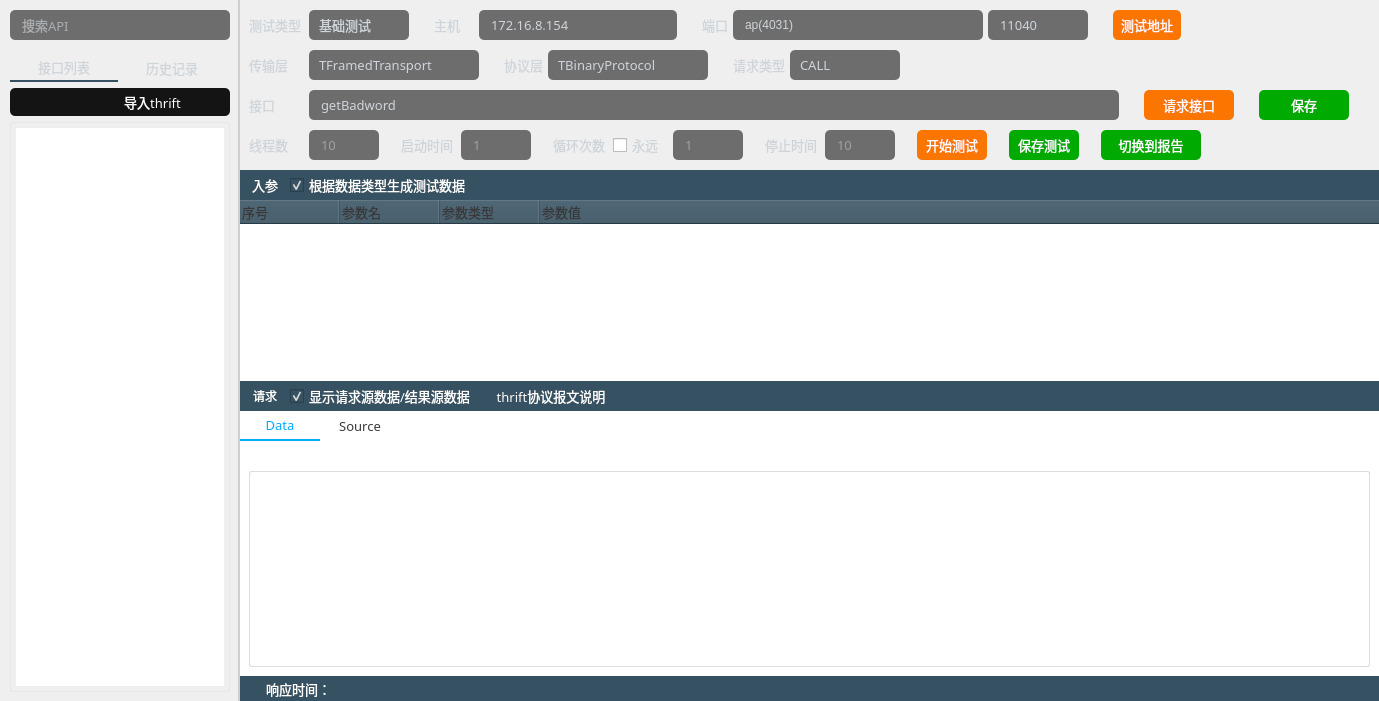
HuaGouFdog/Fdog-Kit, file source/thriftwidget.ui: the form before one commit.
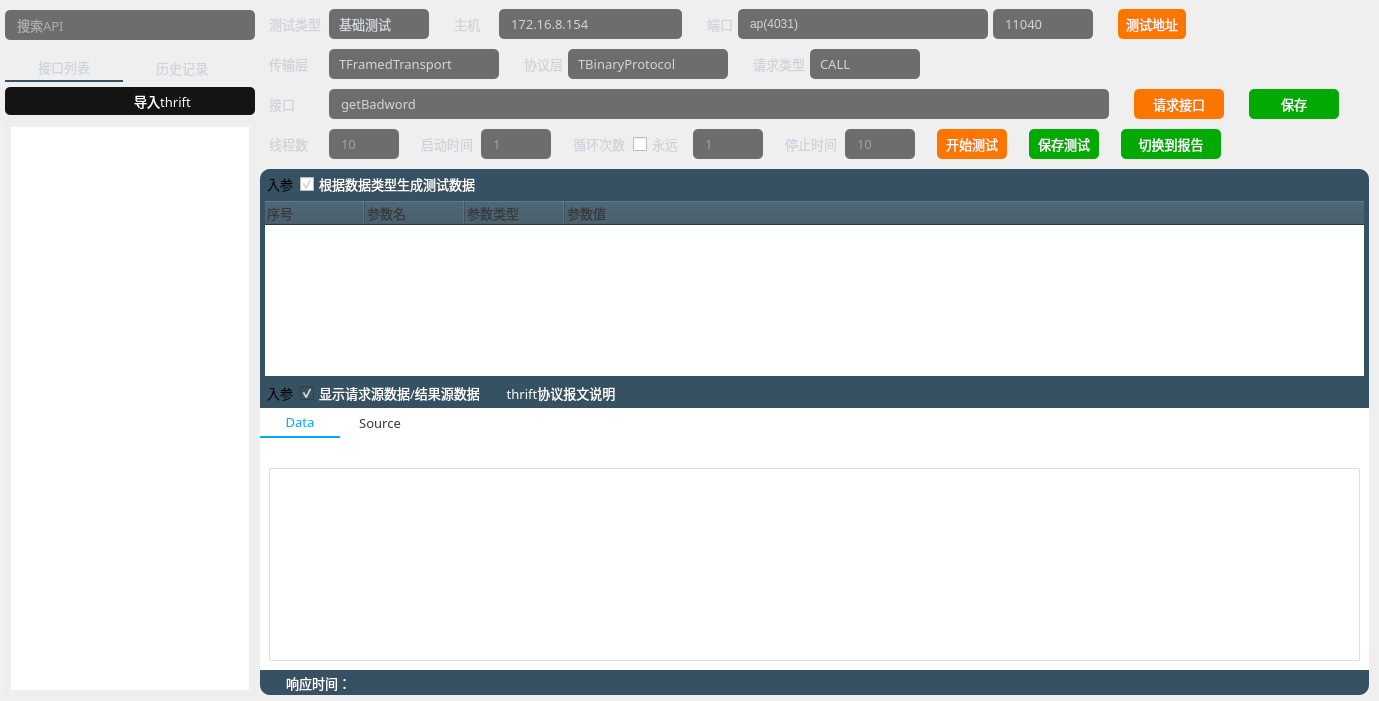
The form after the commit. Icons and pictures are not drawn.

Diff of the .ui file:
```diff
--- a/source/thriftwidget.ui
+++ b/source/thriftwidget.ui
@@ -87,13 +87,13 @@
     <widget class="QWidget" name="widget_left" native="true">
      <property name="minimumSize">
       <size>
-       <width>240</width>
+       <width>260</width>
        <height>0</height>
       </size>
      </property>
      <property name="maximumSize">
       <size>
-       <width>240</width>
+       <width>260</width>
        <height>16777215</height>
       </size>
      </property>
@@ -104,7 +104,7 @@
      </property>
      <property name="styleSheet">
       <string notr="true">#widget_left{
-border-right:2px solid rgba(108, 117, 125, 65); 
+border-right:0px solid rgba(108, 117, 125, 65); 
 }
 QScrollBar:vertical{
     width: 10px;
@@ -159,13 +159,13 @@
        <number>9</number>
       </property>
       <property name="leftMargin">
-       <number>10</number>
+       <number>5</number>
       </property>
       <property name="topMargin">
        <number>5</number>
       </property>
       <property name="rightMargin">
-       <number>10</number>
+       <number>5</number>
       </property>
       <property name="bottomMargin">
        <number>0</number>
@@ -262,7 +262,7 @@
 	color:#ced4da;    /*设置tab中的文本的颜色*/
 	border-top-left-radius: 5px;    /*设置tab的边框的圆角（左上圆角）*/
 	border-top-right-radius: 5px;    /*设置tab的边框的圆角（右上圆角）*/
-	width:100px;
+	width:110px;
 	padding: 4px;
 	margin-right:0px;
 	margin-left: 0px;
@@ -324,13 +324,13 @@
            <number>0</number>
           </property>
           <property name="topMargin">
-           <number>6</number>
+           <number>5</number>
           </property>
           <property name="rightMargin">
            <number>0</number>
           </property>
           <property name="bottomMargin">
-           <number>9</number>
+           <number>5</number>
           </property>
           <item>
            <widget class="QToolButton" name="toolButton_inportFile">
@@ -406,7 +406,7 @@
             </property>
             <property name="styleSheet">
              <string notr="true">QTreeWidget{
-border: 1px solid rgba(212, 212, 212, 80);
+border: 1px solid rgba(212, 212, 212, 50);
 border-radius: 2px;
 padding:5px;
 }
@@ -474,6 +474,11 @@
             <attribute name="headerVisible">
              <bool>false</bool>
             </attribute>
+            <column>
+             <property name="text">
+              <string notr="true">1</string>
+             </property>
+            </column>
            </widget>
           </item>
          </layout>
@@ -584,13 +589,13 @@
        <number>0</number>
       </property>
       <property name="topMargin">
-       <number>7</number>
+       <number>6</number>
       </property>
       <property name="rightMargin">
-       <number>0</number>
+       <number>10</number>
       </property>
       <property name="bottomMargin">
-       <number>0</number>
+       <number>6</number>
       </property>
       <item>
        <widget class="QWidget" name="widget_6" native="true">
@@ -2371,7 +2376,13 @@
             </property>
             <widget class="QWidget" name="widget_4" native="true">
              <property name="styleSheet">
-              <string notr="true">QComboBox{
+              <string notr="true">#widget_4{
+/*border-right:2px solid rgb(54, 81, 97); */
+/*border-left:2px solid rgb(54, 81, 97); */
+/*background-color: rgb(54, 81, 97);*/
+}
+
+QComboBox{
 	font: 10pt &quot;OPPOSans B&quot;;
 	color:#ffffff;
 	color: rgb(138, 138, 138);
@@ -2495,7 +2506,7 @@
                    <number>0</number>
                   </property>
                   <item>
-                   <widget class="QWidget" name="widget_12" native="true">
+                   <widget class="QWidget" name="widget_in_param" native="true">
                     <property name="minimumSize">
                      <size>
                       <width>0</width>
@@ -2503,7 +2514,13 @@
                      </size>
                     </property>
                     <property name="styleSheet">
-                     <string notr="true">background-color: rgb(54, 81, 97);</string>
+                     <string notr="true">#widget_in_param{
+	background-color: rgb(54, 81, 97);
+	border-top-left-radius: 10px;
+	border-top-right-radius: 10px;
+}
+
+</string>
                     </property>
                     <layout class="QHBoxLayout" name="horizontalLayout_8">
                      <property name="spacing">
@@ -2522,45 +2539,31 @@
                       <number>0</number>
                      </property>
                      <item>
-                      <widget class="QToolButton" name="toolButton_request_param">
+                      <widget class="QLabel" name="label_request_param">
                        <property name="minimumSize">
                         <size>
-                         <width>50</width>
-                         <height>25</height>
+                         <width>40</width>
+                         <height>0</height>
                         </size>
                        </property>
                        <property name="maximumSize">
                         <size>
-                         <width>50</width>
-                         <height>25</height>
+                         <width>40</width>
+                         <height>16777215</height>
                         </size>
                        </property>
                        <property name="font">
                         <font>
                          <family>OPPOSans B</family>
                          <pointsize>10</pointsize>
-                         <weight>50</weight>
-                         <italic>false</italic>
-                         <bold>false</bold>
+                         <stylestrategy>PreferAntialias</stylestrategy>
                         </font>
                        </property>
                        <property name="text">
                         <string>入参</string>
                        </property>
-                       <property name="iconSize">
-                        <size>
-                         <width>20</width>
-                         <height>20</height>
-                        </size>
-                       </property>
-                       <property name="checkable">
-                        <bool>false</bool>
-                       </property>
-                       <property name="checked">
-                        <bool>false</bool>
-                       </property>
-                       <property name="toolButtonStyle">
-                        <enum>Qt::ToolButtonTextBesideIcon</enum>
+                       <property name="alignment">
+                        <set>Qt::AlignCenter</set>
                        </property>
                       </widget>
                      </item>
@@ -2655,7 +2658,8 @@
 }
 
 QTreeWidget#treeWidget {
-	border: 0px solid #D3D6DD;
+border-right:5px solid rgb(54, 81, 97); 
+border-left:5px solid rgb(54, 81, 97); 
 	outline: none;
 }
 QTreeWidget::item {
@@ -2853,7 +2857,7 @@
                 <property name="minimumSize">
                  <size>
                   <width>0</width>
-                  <height>100</height>
+                  <height>0</height>
                  </size>
                 </property>
                 <property name="font">
@@ -2927,7 +2931,7 @@
                   <number>0</number>
                  </property>
                  <item>
-                  <widget class="QWidget" name="widget_8" native="true">
+                  <widget class="QWidget" name="widget_response" native="true">
                    <property name="minimumSize">
                     <size>
                      <width>0</width>
@@ -2966,39 +2970,31 @@
                      <number>0</number>
                     </property>
                     <item>
-                     <widget class="QToolButton" name="toolButton_response">
+                     <widget class="QLabel" name="label_response_param">
                       <property name="minimumSize">
                        <size>
-                        <width>50</width>
+                        <width>40</width>
                         <height>0</height>
                        </size>
                       </property>
                       <property name="maximumSize">
                        <size>
-                        <width>50</width>
+                        <width>40</width>
                         <height>16777215</height>
                        </size>
                       </property>
-                      <property name="styleSheet">
-                       <string notr="true">
-QToolButton {
-	font: 10pt &quot;OPPOSans B&quot;;
-	color: rgb(255, 255, 255);
-	background-color: rgba(255, 255, 255, 0);
-	border-radius: 5px;
-}</string>
+                      <property name="font">
+                       <font>
+                        <family>OPPOSans B</family>
+                        <pointsize>10</pointsize>
+                        <stylestrategy>PreferAntialias</stylestrategy>
+                       </font>
                       </property>
                       <property name="text">
-                       <string>请求</string>
+                       <string>入参</string>
                       </property>
-                      <property name="iconSize">
-                       <size>
-                        <width>20</width>
-                        <height>20</height>
-                       </size>
-                      </property>
-                      <property name="toolButtonStyle">
-                       <enum>Qt::ToolButtonTextBesideIcon</enum>
+                      <property name="alignment">
+                       <set>Qt::AlignCenter</set>
                       </property>
                      </widget>
                     </item>
@@ -3109,8 +3105,13 @@
                     </size>
                    </property>
                    <property name="styleSheet">
-                    <string notr="true">background-color: rgb(255, 255, 255);
-color: rgb(79, 79, 79);</string>
+                    <string notr="true">#stackedWidget{
+background-color: rgb(255, 255, 255);
+color: rgb(79, 79, 79);
+}
+
+
+</string>
                    </property>
                    <property name="currentIndex">
                     <number>0</number>
@@ -3144,19 +3145,7 @@
                         </font>
                        </property>
                        <property name="styleSheet">
-                        <string notr="true">
-
-/*设置TabWidget中tab_1的样式*/
-#tab_1.QWidget{
-	background-color: rgb(108, 117, 125, 65);
-}
- 
-/*设置TabWidget中tab_2的样式*/
-#tab_11.QWidget{
-	background-color: rgb(108, 117, 125, 65);
-}
- 
-/*设置TabWidget中QTabBar的样式*/
+                        <string notr="true">/*设置TabWidget中QTabBar的样式*/
 QTabBar::tab{
     
 	background-color: rgb(255, 255, 255);
@@ -3226,6 +3215,15 @@
                         <number>0</number>
                        </property>
                        <widget class="QWidget" name="tab_3">
+                        <property name="sizePolicy">
+                         <sizepolicy hsizetype="Expanding" vsizetype="Expanding">
+                          <horstretch>0</horstretch>
+                          <verstretch>0</verstretch>
+                         </sizepolicy>
+                        </property>
+                        <property name="styleSheet">
+                         <string notr="true"/>
+                        </property>
                         <attribute name="title">
                          <string>Data</string>
                         </attribute>
@@ -3302,6 +3300,12 @@
                         </layout>
                        </widget>
                        <widget class="QWidget" name="tab_source">
+                        <property name="sizePolicy">
+                         <sizepolicy hsizetype="Expanding" vsizetype="Expanding">
+                          <horstretch>0</horstretch>
+                          <verstretch>0</verstretch>
+                         </sizepolicy>
+                        </property>
                         <property name="font">
                          <font>
                           <family>OPPOSans B</family>
@@ -3686,7 +3690,7 @@
                   </widget>
                  </item>
                  <item>
-                  <widget class="QWidget" name="widget_10" native="true">
+                  <widget class="QWidget" name="widget_response_bottom" native="true">
                    <property name="minimumSize">
                     <size>
                      <width>0</width>
@@ -3701,7 +3705,12 @@
                     </font>
                    </property>
                    <property name="styleSheet">
-                    <string notr="true">background-color: rgb(54, 81, 97);</string>
+                    <string notr="true">#widget_response_bottom{
+	background-color: rgb(54, 81, 97);
+	border-bottom-left-radius: 10px;
+	border-bottom-right-radius: 10px;
+}
+</string>
                    </property>
                    <layout class="QHBoxLayout" name="horizontalLayout_6">
                     <property name="spacing">
```
